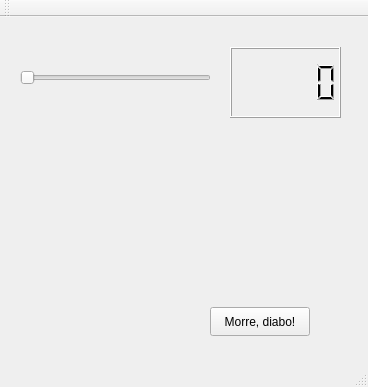
Qt form qt/hello/mainwindow.ui (agostinhobritojr/dca0201) before a commit.
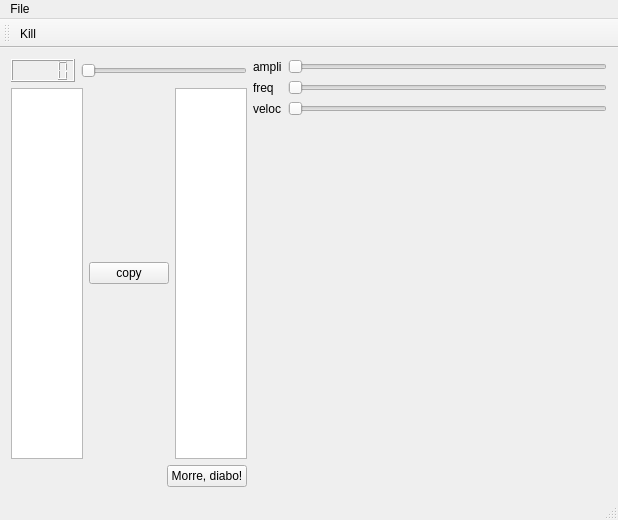
The same form after that commit. Icons and pictures are not drawn. Custom widgets are drawn as their Qt base class.

Patch:
```diff
--- a/qt/hello/mainwindow.ui
+++ b/qt/hello/mainwindow.ui
@@ -6,69 +6,155 @@
    <rect>
     <x>0</x>
     <y>0</y>
-    <width>368</width>
-    <height>387</height>
+    <width>618</width>
+    <height>520</height>
    </rect>
   </property>
   <property name="windowTitle">
    <string>MainWindow</string>
   </property>
   <widget class="QWidget" name="centralWidget">
-   <widget class="QPushButton" name="pushButtonMorre">
-    <property name="geometry">
-     <rect>
-      <x>210</x>
-      <y>290</y>
-      <width>100</width>
-      <height>29</height>
-     </rect>
-    </property>
-    <property name="text">
-     <string>Morre, diabo!</string>
-    </property>
-   </widget>
-   <widget class="QSlider" name="horizontalSlider">
-    <property name="geometry">
-     <rect>
-      <x>20</x>
-      <y>50</y>
-      <width>191</width>
-      <height>21</height>
-     </rect>
-    </property>
-    <property name="maximum">
-     <number>99</number>
-    </property>
-    <property name="orientation">
-     <enum>Qt::Horizontal</enum>
-    </property>
-   </widget>
-   <widget class="QLCDNumber" name="lcdNumber">
-    <property name="geometry">
-     <rect>
-      <x>230</x>
-      <y>30</y>
-      <width>111</width>
-      <height>71</height>
-     </rect>
-    </property>
-    <property name="frameShape">
-     <enum>QFrame::Box</enum>
-    </property>
-    <property name="frameShadow">
-     <enum>QFrame::Raised</enum>
-    </property>
-   </widget>
+   <layout class="QHBoxLayout" name="horizontalLayout_4" stretch="40,60">
+    <item>
+     <layout class="QVBoxLayout" name="verticalLayout">
+      <item>
+       <layout class="QHBoxLayout" name="horizontalLayout">
+        <item>
+         <widget class="QLCDNumber" name="lcdNumber">
+          <property name="frameShape">
+           <enum>QFrame::Box</enum>
+          </property>
+          <property name="frameShadow">
+           <enum>QFrame::Raised</enum>
+          </property>
+         </widget>
+        </item>
+        <item>
+         <widget class="QSlider" name="horizontalSlider">
+          <property name="maximum">
+           <number>99</number>
+          </property>
+          <property name="orientation">
+           <enum>Qt::Horizontal</enum>
+          </property>
+         </widget>
+        </item>
+       </layout>
+      </item>
+      <item>
+       <layout class="QHBoxLayout" name="horizontalLayout_2">
+        <item>
+         <widget class="QTextEdit" name="textEditLeft"/>
+        </item>
+        <item>
+         <widget class="QPushButton" name="pushButtonCopy">
+          <property name="text">
+           <string>copy</string>
+          </property>
+         </widget>
+        </item>
+        <item>
+         <widget class="QTextEdit" name="textEditRight"/>
+        </item>
+       </layout>
+      </item>
+      <item>
+       <layout class="QHBoxLayout" name="horizontalLayout_3">
+        <item>
+         <spacer name="horizontalSpacer">
+          <property name="orientation">
+           <enum>Qt::Horizontal</enum>
+          </property>
+          <property name="sizeHint" stdset="0">
+           <size>
+            <width>40</width>
+            <height>20</height>
+           </size>
+          </property>
+         </spacer>
+        </item>
+        <item>
+         <widget class="QPushButton" name="pushButtonMorre">
+          <property name="text">
+           <string>Morre, diabo!</string>
+          </property>
+         </widget>
+        </item>
+       </layout>
+      </item>
+     </layout>
+    </item>
+    <item>
+     <layout class="QVBoxLayout" name="verticalLayout_2" stretch="0,100">
+      <item>
+       <layout class="QGridLayout" name="gridLayout">
+        <item row="0" column="0">
+         <widget class="QLabel" name="label">
+          <property name="text">
+           <string>ampli</string>
+          </property>
+         </widget>
+        </item>
+        <item row="0" column="1">
+         <widget class="QSlider" name="horizontalSliderAmpl">
+          <property name="orientation">
+           <enum>Qt::Horizontal</enum>
+          </property>
+         </widget>
+        </item>
+        <item row="1" column="0">
+         <widget class="QLabel" name="label_2">
+          <property name="text">
+           <string>freq</string>
+          </property>
+         </widget>
+        </item>
+        <item row="1" column="1">
+         <widget class="QSlider" name="horizontalSliderFreq">
+          <property name="orientation">
+           <enum>Qt::Horizontal</enum>
+          </property>
+         </widget>
+        </item>
+        <item row="2" column="0">
+         <widget class="QLabel" name="label_3">
+          <property name="text">
+           <string>veloc</string>
+          </property>
+         </widget>
+        </item>
+        <item row="2" column="1">
+         <widget class="QSlider" name="horizontalSliderVeloc">
+          <property name="orientation">
+           <enum>Qt::Horizontal</enum>
+          </property>
+         </widget>
+        </item>
+       </layout>
+      </item>
+      <item>
+       <widget class="Plotter" name="widgetPlotter" native="true"/>
+      </item>
+     </layout>
+    </item>
+   </layout>
   </widget>
   <widget class="QMenuBar" name="menuBar">
    <property name="geometry">
     <rect>
      <x>0</x>
      <y>0</y>
-     <width>368</width>
+     <width>618</width>
      <height>23</height>
     </rect>
    </property>
+   <widget class="QMenu" name="menuFile">
+    <property name="title">
+     <string>File</string>
+    </property>
+    <addaction name="actionKill"/>
+   </widget>
+   <addaction name="menuFile"/>
   </widget>
   <widget class="QToolBar" name="mainToolBar">
    <attribute name="toolBarArea">
@@ -77,11 +163,38 @@
    <attribute name="toolBarBreak">
     <bool>false</bool>
    </attribute>
+   <addaction name="actionKill"/>
   </widget>
   <widget class="QStatusBar" name="statusBar"/>
+  <action name="actionKill">
+   <property name="icon">
+    <iconset resource="recursos.qrc">
+     <normaloff>:/bomba</normaloff>:/bomba</iconset>
+   </property>
+   <property name="text">
+    <string>Kill</string>
+   </property>
+   <property name="toolTip">
+    <string>Finaliza a Interface</string>
+   </property>
+  </action>
  </widget>
  <layoutdefault spacing="6" margin="11"/>
- <resources/>
+ <customwidgets>
+  <customwidget>
+   <class>Plotter</class>
+   <extends>QWidget</extends>
+   <header>plotter.h</header>
+   <container>1</container>
+   <slots>
+    <slot>setAmplitude(int)</slot>
+    <slot>setFrequencia(int)</slot>
+   </slots>
+  </customwidget>
+ </customwidgets>
+ <resources>
+  <include location="recursos.qrc"/>
+ </resources>
  <connections>
   <connection>
    <sender>horizontalSlider</sender>
```
Left out of the diff: 81 changed lines with no effect on the pictures.
